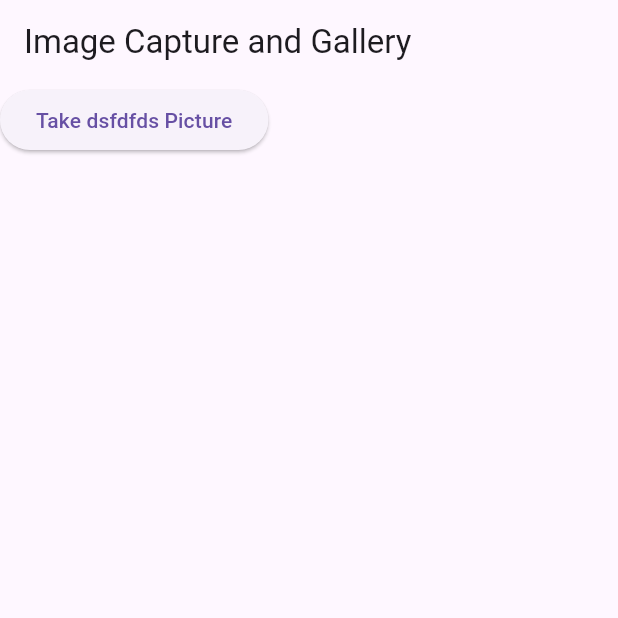
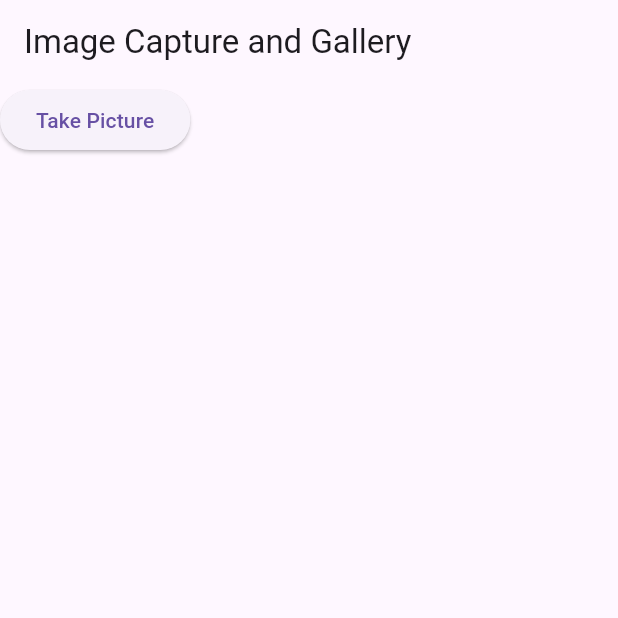
Before and after one commit to siddheshwarshingare/dounloadandstoreimages, a Flutter app: the screen it shows after launch, on a phone screen of 412 x 824 dp, the top half of it. Run offline on Flutter 3.47's test engine with Material 3 defaults, Android fonts, the phone set to English and light mode, and no system bars; our stand-ins replace gallery_saver, image_picker.

Commit message:
Reverted back "button text"
This reverts commit 75d6e4e6ca8f00e15052599cea12e10fd0032961.

```diff
--- a/lib/main.dart
+++ b/lib/main.dart
@@ -72,7 +72,7 @@ class _ImageCaptureScreenState extends State<ImageCaptureScreen> {
         children: [
           ElevatedButton(
             onPressed: _takePicture,
-            child: const Text('Take dsfdfds Picture'),
+            child: const Text('Take Picture'),
           ),
         ],
       ),
```
